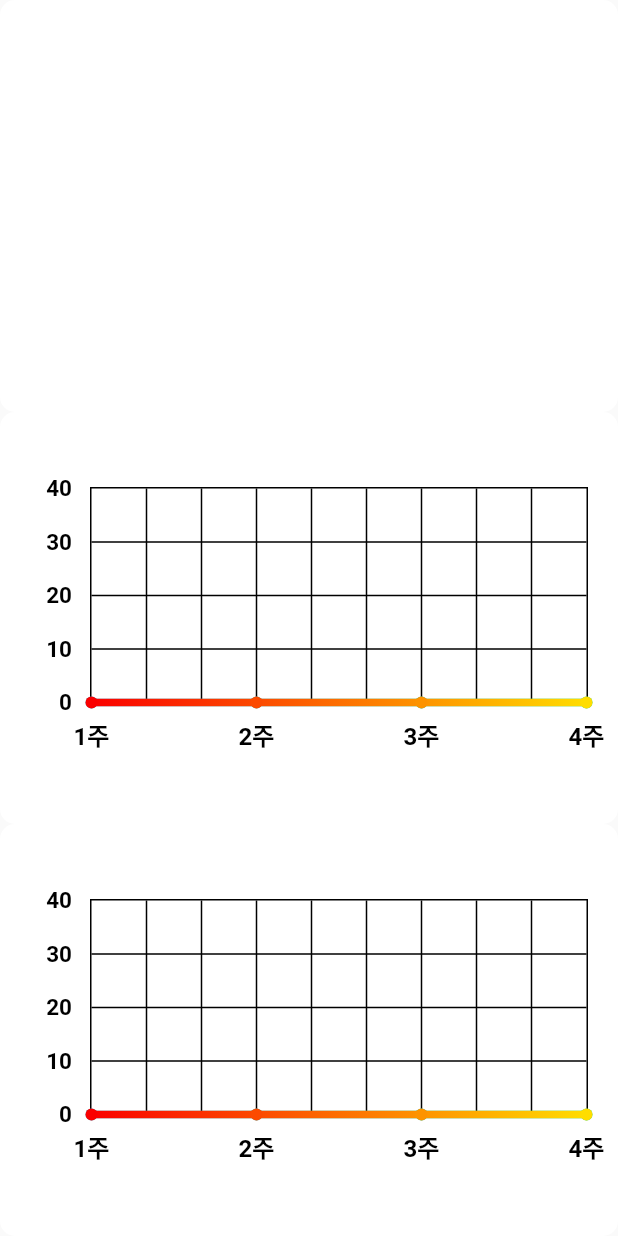
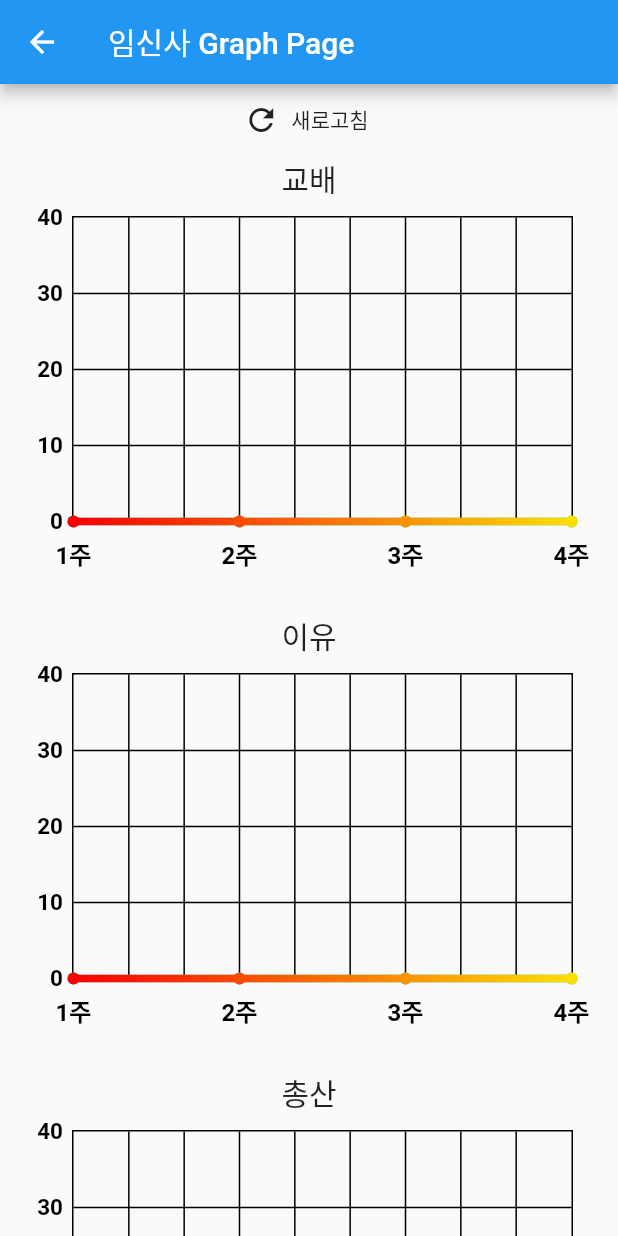
Before and after one commit to DAHYEAAAH/OCR, a Flutter app: the PregnantGraphPage screen opened directly, on a phone screen of 412 x 824 dp. Run offline on Flutter 3.47's test engine with Material 2 defaults, Android fonts, the phone set to English and light mode, and no system bars; drawn by our look-alikes of fl_chart; our stand-ins replace camera, dio, flutter_native_image, fluttertoast, image_cropper, image_picker; missing offline and left inert: flutter_camera_overlay, get_rx.

Commit message:
four commit

```diff
--- a/lib/page/pregnant_graph_page.dart
+++ b/lib/page/pregnant_graph_page.dart
@@ -1,15 +1,11 @@
-
-// import 'dart:html';
-import 'dart:math';
 import 'package:dio/dio.dart';
 import 'package:fl_chart/fl_chart.dart';
-import 'package:flutter/cupertino.dart';
 import 'package:flutter/material.dart';
-import 'package:intl/intl.dart';
+import 'package:fluttertoast/fluttertoast.dart';
 
 late List<double> array_graph = List.filled(8, 0, growable: true);
-var int_list = List<int>.filled(5, 0);
-
+// late List<double> array_graph = [10,20,30,40,30,0,40];
+// var int_list = List<int>.filled(5, 0);
 
 class PregnantGraphPage extends StatefulWidget {
   static const routeName = '/camera-page';
@@ -24,103 +20,80 @@ class PregnantGraphPage extends StatefulWidget {
 
 class PregnantGraphPageState extends State<PregnantGraphPage> {
 
-  //late List<double> array_graph = [10, 20, 30, 40, 0, 40 ,25, 0];
-
-  List<Color> gradientColors = [
-    const Color(0xffffffff),
-    const Color(0xffffffff),
-  ];
-
-  bool showAvg = false;
-
   @override
   Widget build(BuildContext context) {
-    return SingleChildScrollView(
+    return Scaffold(
+        appBar: AppBar(
+            title: Text("임신사 Graph Page")
+        ),
+        body: SingleChildScrollView(
           scrollDirection: Axis.vertical,
           child: Column(
             mainAxisAlignment: MainAxisAlignment.center,
             children: <Widget>[
+              FlatButton.icon(
+                  onPressed: () { },
+                  icon: Icon(Icons.refresh), label: Text('새로고침')),
+              Text("교배",style:TextStyle(fontSize: 20),),
               Column(
                 children: [
                   AspectRatio(aspectRatio: 3/2,
-                child: Container(
-                  decoration: BoxDecoration(
-                      borderRadius: BorderRadius.all(Radius.circular(10),
-                      ),
-                      color: Color(0xffffffff)),
-                  child: Padding(
-                    padding: EdgeInsets.symmetric(vertical: 50, horizontal: 20),
-
-                    // child: LineChart(
-                    //   mainChart(),
-                    // ),
+                    child:Padding(
+                      padding: EdgeInsets.fromLTRB(20, 10, 30, 30),
+                      child: LineChart(
+                        mainChart_sow_cross(),
                       ),
                     ),
-              )
+                  ),
                 ],
               ),
               Column(
                 children: [
+                  Text("이유",style:TextStyle(fontSize: 20),),
                   AspectRatio(aspectRatio: 3/2,
-                child: Container(
-                  decoration: BoxDecoration(
-                      borderRadius: BorderRadius.all(Radius.circular(10),
-                      ),
-                      color: Color(0xffffffff)),
                     child: Padding(
-                    padding: EdgeInsets.symmetric(vertical: 50, horizontal: 20),
+                      padding: EdgeInsets.fromLTRB(20, 10, 30, 30),
                       child: LineChart(
-                      mainChart1(),
+                        mainChart_sow_sevrer(),
                       ),
                     ),
                   ),
-              )
                 ],
               ),
               Column(
                 children: [
+                  Text("총산",style:TextStyle(fontSize: 20),),
                   AspectRatio(aspectRatio: 3/2,
-                child: Container(
-                  decoration: BoxDecoration(
-                      borderRadius: BorderRadius.all(Radius.circular(10),
-                      ),
-                      color: Color(0xffffffff)),
                     child: Padding(
-                    padding: EdgeInsets.symmetric(vertical: 50, horizontal: 20),
+                      padding: EdgeInsets.fromLTRB(20, 10, 30, 30),
                       child: LineChart(
-                      mainChart2(),
+                        mainChart_total_baby(),
                       ),
                     ),
                   ),
-              )
                 ],
               ),
               Column(
                 children: [
+                  Text("포유",style:TextStyle(fontSize: 20),),
                   AspectRatio(aspectRatio: 3/2,
-                child: Container(
-                  decoration: BoxDecoration(
-                      borderRadius: BorderRadius.all(Radius.circular(10),
-                      ),
-                      color: Color(0xffffffff)),
                     child: Padding(
-                    padding: EdgeInsets.symmetric(vertical: 50, horizontal: 20),
+                      padding: EdgeInsets.fromLTRB(20, 10, 30, 30),
                       child: LineChart(
-                      mainChart3(),
+                        mainChart_feed_baby(),
                       ),
                     ),
                   ),
-              )
                 ],
               ),
             ],
           ),
-    );
+        ));
   }
 }
 
-//교배**********************
-LineChartData mainChart() {
+//교배복수**********************
+LineChartData mainChart_sow_cross() {
   List<Color> gradientColors_values = [
     const Color(0xff23b6e6),
     const Color(0xff02d39a),
@@ -130,18 +103,17 @@ LineChartData mainChart() {
     const Color(0xfffa0000),
     const Color(0xffffdd00),
   ];
-  // array_graph = receiveresult_graph();
+  print(array_graph);
   print("main 그래프 페이지 값 ");
-  // print(array_graph);
-  //var oneweek  = array_graph[0] as double;
+  print(array_graph);
   final oneweek_mate = array_graph[0];
-  final  twoweek_mate = array_graph[1];
+  final twoweek_mate = array_graph[1];
   final threeweek_mate = array_graph[2];
   final fourweek_mate = array_graph[3];
   final goal_mate = array_graph[4];
   final minvalue_mate = array_graph[5];
   final maxvalue_mate = array_graph[6];
-  final middlevalue_mate = array_graph[7];
+  // final middlevalue_mate = array_graph[7];
 
   return LineChartData(
 
@@ -209,10 +181,8 @@ LineChartData mainChart() {
           }else{
             return value.toInt().toString();
           }
-          return '';
+          // return '';
         },
-        reservedSize: 28,
-        margin: 12,
       ),
     ),
     // // borderData: FlBorderData(
@@ -258,9 +228,8 @@ LineChartData mainChart() {
   );
 }
 
-
-//이유******************
-LineChartData mainChart1() {
+//이유두수******************
+LineChartData mainChart_sow_sevrer() {
   List<Color> gradientColors_values = [
     const Color(0xff23b6e6),
     const Color(0xff02d39a),
@@ -281,7 +250,7 @@ LineChartData mainChart1() {
   final goal_teen = array_graph[4];
   final minvalue_teen = array_graph[5];
   final maxvalue_teen = array_graph[6];
-  final middlevalue_teen = array_graph[7];
+  // final middlevalue_teen = array_graph[7];
 
   return LineChartData(
 
@@ -349,10 +318,7 @@ LineChartData mainChart1() {
           }else{
             return value.toInt().toString();
           }
-          return '';
         },
-        reservedSize: 28,
-        margin: 12,
       ),
     ),
     // // borderData: FlBorderData(
@@ -398,8 +364,9 @@ LineChartData mainChart1() {
   );
 }
 
-//폐사******************
-LineChartData mainChart2() {
+//총산자수******************
+LineChartData mainChart_total_baby() {
+
   List<Color> gradientColors_values = [
     const Color(0xff23b6e6),
     const Color(0xff02d39a),
@@ -490,8 +457,7 @@ LineChartData mainChart2() {
           }
           return '';
         },
-        reservedSize: 28,
-        margin: 12,
+
       ),
     ),
     // // borderData: FlBorderData(
@@ -537,8 +503,8 @@ LineChartData mainChart2() {
   );
 }
 
-//출하******************
-LineChartData mainChart3() {
+//포유개시******************
+LineChartData mainChart_feed_baby() {
   List<Color> gradientColors_values = [
     const Color(0xff23b6e6),
     const Color(0xff02d39a),
@@ -550,16 +516,17 @@ LineChartData mainChart3() {
   ];
   // array_graph = receiveresult_graph();
   print("main 그래프 페이지 값 ");
+
   // print(array_graph);
   //var oneweek  = array_graph[0] as double;
-  final oneweek_shipment = array_graph[0];
-  final  twoweek_shipment = array_graph[1];
-  final threeweek_shipment = array_graph[2];
-  final fourweek_shipment = array_graph[3];
-  final goal_shipment = array_graph[4];
-  final minvalue_shipment = array_graph[5];
-  final maxvalue_shipment = array_graph[6];
-  final middlevalue_shipment = array_graph[7];
+  final oneweek_die = array_graph[0];
+  final  twoweek_die = array_graph[1];
+  final threeweek_die = array_graph[2];
+  final fourweek_die = array_graph[3];
+  final goal_die = array_graph[4];
+  final minvalue_die = array_graph[5];
+  final maxvalue_die = array_graph[6];
+
 
   return LineChartData(
 
@@ -569,12 +536,14 @@ LineChartData mainChart3() {
       horizontalInterval: 10,
       drawHorizontalLine: true,
 
+      //가로선
       getDrawingHorizontalLine: (value) {
         return FlLine(
           color: Color(0xff000000),
           strokeWidth: 1,
         );
       },
+      //세로선
       getDrawingVerticalLine: (value) {
         return FlLine(
           color: Color(0xff000000),
@@ -618,19 +587,17 @@ LineChartData mainChart3() {
         ),
         getTitles: (value) {
           // print('leftTitles $value');
-          if (value.toInt() == minvalue_shipment) {
-            return minvalue_shipment.toInt().toString();
-          }else if(value.toInt() == maxvalue_shipment){
-            return maxvalue_shipment.toInt().toString();
-          }else if(value.toInt() == goal_shipment){
-            return goal_shipment.toInt().toString();
+          if (value.toInt() == minvalue_die) {
+            return minvalue_die.toInt().toString();
+          }else if(value.toInt() == maxvalue_die){
+            return maxvalue_die.toInt().toString();
+          }else if(value.toInt() == goal_die){
+            return goal_die.toInt().toString();
           }else{
             return value.toInt().toString();
           }
           return '';
         },
-        reservedSize: 28,
-        margin: 12,
       ),
     ),
     // // borderData: FlBorderData(
@@ -641,18 +608,17 @@ LineChartData mainChart3() {
     minY: 0,
     maxY: 40,
     lineBarsData: [
-
       LineChartBarData(
         spots: [
-          FlSpot(0, oneweek_shipment),
-          FlSpot(3, twoweek_shipment),
-          FlSpot(6, threeweek_shipment),
-          FlSpot(9, fourweek_shipment),
+          FlSpot(0, oneweek_die),
+          FlSpot(3, twoweek_die),
+          FlSpot(6, threeweek_die),
+          FlSpot(9, fourweek_die),
         ],
 
         isCurved: true,
         colors: gradientColors_values,
-        barWidth: 100,
+        barWidth: 5,
         isStrokeCapRound: true,
         dotData: FlDotData(
           show: true,
@@ -660,10 +626,10 @@ LineChartData mainChart3() {
       ),
       LineChartBarData(
         spots: [
-          FlSpot(0, goal_shipment),
-          FlSpot(3, goal_shipment),
-          FlSpot(6, goal_shipment),
-          FlSpot(9, goal_shipment),
+          FlSpot(0, goal_die),
+          FlSpot(3, goal_die),
+          FlSpot(6, goal_die),
+          FlSpot(9, goal_die),
         ],
         isCurved: true,
         colors: gradientColors_avg,
@@ -676,24 +642,3 @@ LineChartData mainChart3() {
     ],
   );
 }
-//
-// Row(
-// children: [
-// print(a);
-// mainChart();
-// array_graph[0] = a[0].toDouble();
-// array_graph[1] = a[1].toDouble();
-// array_graph[2] = a[2].toDouble();
-// array_graph[3] = a[3].toDouble();
-// array_graph[4] = a[4].toDouble();
-// array_graph[5] = a[5].toDouble();
-// array_graph[6] = a[6].toDouble();
-// array_graph[7] = a[7].toDouble();
-// int_list[0] = a[4].toInt();
-// int_list[1] = a[6].toInt();
-//
-//
-// print(array_graph);
-// print(int_list);
-// ],
-// )
```
Lines whose indentation alone changed are shown as unchanged.
